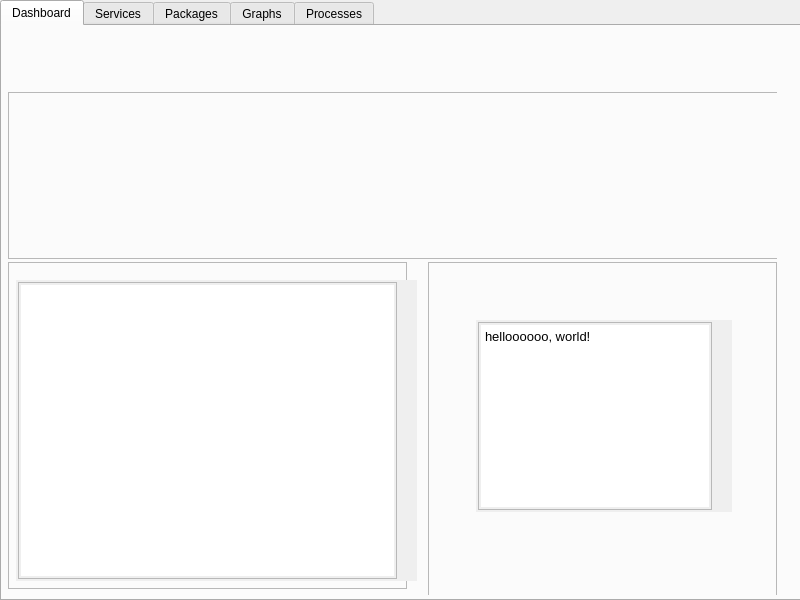
Before: the Qt Designer form interface/mainwindow.ui in Rubix982/Fizz, drawn with Qt 5.
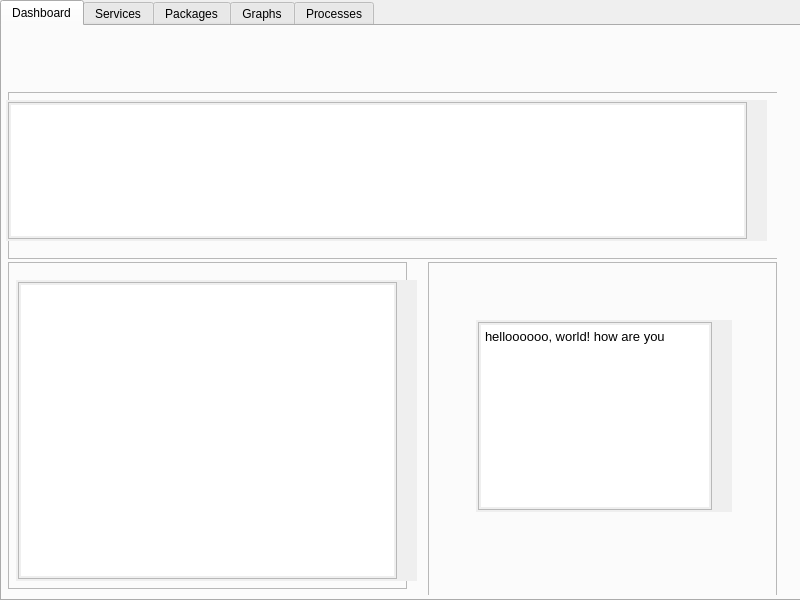
After: the same form once the commit is applied. Icons and pictures are not drawn.

The edit to the form file:
```diff
--- a/interface/mainwindow.ui
+++ b/interface/mainwindow.ui
@@ -62,6 +62,16 @@
       <property name="frameShadow">
        <enum>QFrame::Raised</enum>
       </property>
+      <widget class="QTextBrowser" name="usageInfo">
+       <property name="geometry">
+        <rect>
+         <x>0</x>
+         <y>10</y>
+         <width>761</width>
+         <height>141</height>
+        </rect>
+       </property>
+      </widget>
      </widget>
      <widget class="QFrame" name="systemInfo_MainFrame">
       <property name="geometry">
@@ -137,7 +147,7 @@
 &lt;html&gt;&lt;head&gt;&lt;meta name=&quot;qrichtext&quot; content=&quot;1&quot; /&gt;&lt;style type=&quot;text/css&quot;&gt;
 p, li { white-space: pre-wrap; }
 &lt;/style&gt;&lt;/head&gt;&lt;body style=&quot; font-family:'Noto Sans'; font-size:10pt; font-weight:400; font-style:normal;&quot;&gt;
-&lt;p style=&quot; margin-top:0px; margin-bottom:0px; margin-left:0px; margin-right:0px; -qt-block-indent:0; text-indent:0px;&quot;&gt;helloooooo, world!&lt;/p&gt;&lt;/body&gt;&lt;/html&gt;</string>
+&lt;p style=&quot; margin-top:0px; margin-bottom:0px; margin-left:0px; margin-right:0px; -qt-block-indent:0; text-indent:0px;&quot;&gt;helloooooo, world! how are you&lt;/p&gt;&lt;/body&gt;&lt;/html&gt;</string>
        </property>
        <property name="source">
         <url>
```
Left out of the diff: 5 changed lines with no effect on the pictures.
